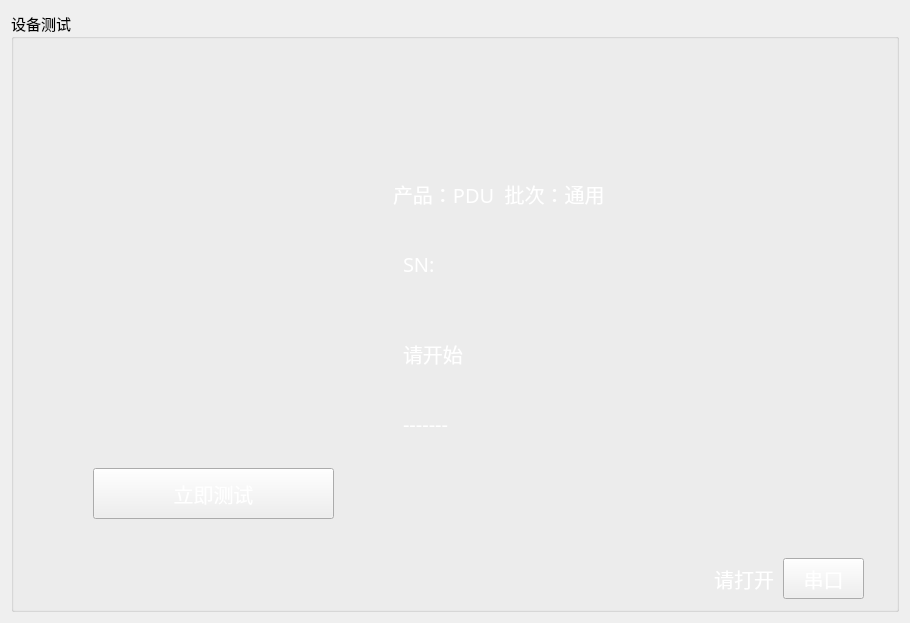
Old version of the form SafetyTest/common/testcom/testresultwid.ui in the repository ChinaClever/CleverTool.
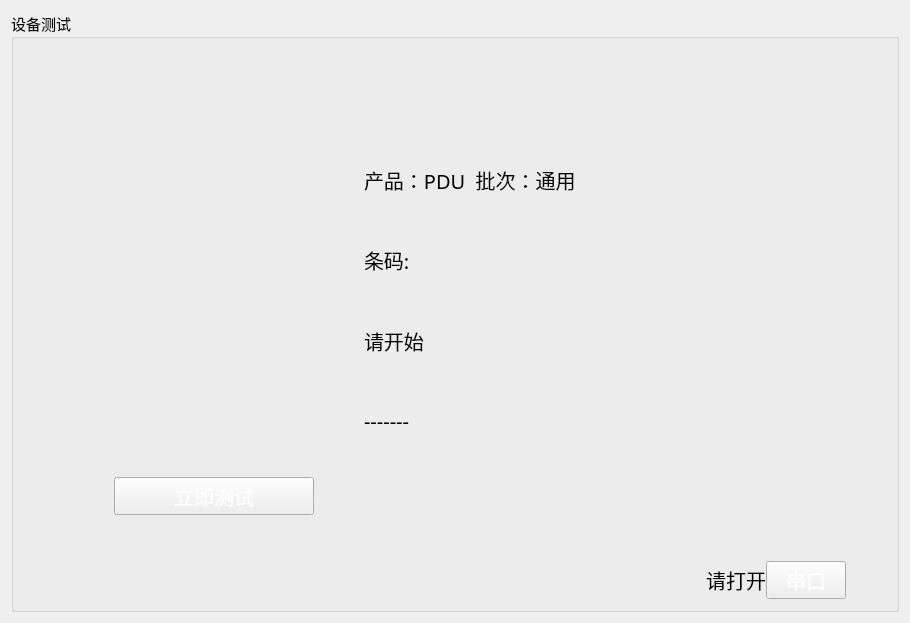
New version of the form. Icons and pictures are not drawn. Custom widgets are drawn as their Qt base class.

Patch:
```diff
--- a/SafetyTest/common/testcom/testresultwid.ui
+++ b/SafetyTest/common/testcom/testresultwid.ui
@@ -10,6 +10,11 @@
     <height>623</height>
    </rect>
   </property>
+  <property name="font">
+   <font>
+    <family>微软雅黑</family>
+   </font>
+  </property>
   <property name="windowTitle">
    <string>Form</string>
   </property>
@@ -31,8 +36,23 @@
      <property name="title">
       <string>设备测试</string>
      </property>
-     <layout class="QGridLayout" name="gridLayout">
-      <item row="0" column="0">
+     <layout class="QVBoxLayout" name="verticalLayout_4">
+      <property name="spacing">
+       <number>0</number>
+      </property>
+      <property name="leftMargin">
+       <number>0</number>
+      </property>
+      <property name="topMargin">
+       <number>0</number>
+      </property>
+      <property name="rightMargin">
+       <number>0</number>
+      </property>
+      <property name="bottomMargin">
+       <number>0</number>
+      </property>
+      <item>
        <widget class="QWidget" name="widget" native="true">
         <property name="font">
          <font>
@@ -44,8 +64,13 @@
          </font>
         </property>
         <property name="styleSheet">
-         <string notr="true">QWidget#widget{border-image: url(:/image/resultpix.jpg);border-radius:5px;}
+         <string notr="true">QWidget#widget{border-radius:5px;}
 QWidget{font: 15pt &quot;微软雅黑&quot;; color:white;}
+QWidget#snLab{font: 15pt &quot;微软雅黑&quot;; color:black;}
+QWidget#itemNumLab{font: 15pt &quot;微软雅黑&quot;; color:black;}
+QWidget#statusLab{font: 15pt &quot;微软雅黑&quot;; color:black;}
+QWidget#titleTab{font: 15pt &quot;微软雅黑&quot;; color:black;}
+QWidget#serialLab{font: 15pt &quot;微软雅黑&quot;; color:black;}
 QProgressBar {
    border:2px solid blue;
    background-color:transparent;
@@ -54,67 +79,97 @@
 }
 </string>
         </property>
+        <layout class="QVBoxLayout" name="verticalLayout_3" stretch="10,1">
+         <property name="spacing">
+          <number>0</number>
+         </property>
+         <property name="leftMargin">
+          <number>0</number>
+         </property>
+         <property name="topMargin">
+          <number>0</number>
+         </property>
+         <property name="rightMargin">
+          <number>0</number>
+         </property>
+         <property name="bottomMargin">
+          <number>0</number>
+         </property>
+         <item>
+          <layout class="QHBoxLayout" name="horizontalLayout" stretch="3,5">
+           <item>
+            <layout class="QVBoxLayout" name="verticalLayout">
+             <property name="spacing">
+              <number>0</number>
+             </property>
+             <property name="leftMargin">
+              <number>100</number>
+             </property>
+             <property name="bottomMargin">
+              <number>0</number>
+             </property>
+             <item>
         <widget class="ProgressBarWater" name="progressBarWater">
-         <property name="geometry">
-          <rect>
-           <x>59</x>
-           <y>159</y>
-           <width>261</width>
-           <height>241</height>
-          </rect>
-         </property>
-        </widget>
+               <property name="sizePolicy">
+                <sizepolicy hsizetype="Preferred" vsizetype="Fixed">
+                 <horstretch>0</horstretch>
+                 <verstretch>0</verstretch>
+                </sizepolicy>
+               </property>
+               <property name="minimumSize">
+                <size>
+                 <width>0</width>
+                 <height>350</height>
+                </size>
+               </property>
+              </widget>
+             </item>
+             <item>
         <widget class="QPushButton" name="startBtn">
-         <property name="geometry">
-          <rect>
-           <x>70</x>
-           <y>420</y>
-           <width>241</width>
-           <height>51</height>
-          </rect>
+               <property name="sizePolicy">
+                <sizepolicy hsizetype="Fixed" vsizetype="Fixed">
+                 <horstretch>0</horstretch>
+                 <verstretch>0</verstretch>
+                </sizepolicy>
+               </property>
+               <property name="minimumSize">
+                <size>
+                 <width>200</width>
+                 <height>0</height>
+                </size>
+               </property>
+               <property name="maximumSize">
+                <size>
+                 <width>200</width>
+                 <height>16777215</height>
+                </size>
+               </property>
+               <property name="layoutDirection">
+                <enum>Qt::LeftToRight</enum>
          </property>
          <property name="text">
           <string>立即测试</string>
          </property>
         </widget>
-        <widget class="QPushButton" name="comBtn">
-         <property name="geometry">
-          <rect>
-           <x>760</x>
-           <y>510</y>
-           <width>81</width>
-           <height>41</height>
-          </rect>
-         </property>
-         <property name="text">
-          <string>串口</string>
-         </property>
-        </widget>
-        <widget class="QLabel" name="serialLab">
-         <property name="geometry">
-          <rect>
-           <x>590</x>
-           <y>510</y>
-           <width>161</width>
-           <height>41</height>
-          </rect>
-         </property>
-         <property name="text">
-          <string>请打开</string>
-         </property>
-         <property name="alignment">
-          <set>Qt::AlignRight|Qt::AlignTrailing|Qt::AlignVCenter</set>
-         </property>
-        </widget>
+             </item>
+            </layout>
+           </item>
+           <item>
+            <layout class="QVBoxLayout" name="verticalLayout_2">
+             <property name="spacing">
+              <number>0</number>
+             </property>
+             <property name="leftMargin">
+              <number>50</number>
+             </property>
+             <property name="topMargin">
+              <number>100</number>
+             </property>
+             <property name="bottomMargin">
+              <number>100</number>
+             </property>
+             <item>
         <widget class="QLabel" name="titleTab">
-         <property name="geometry">
-          <rect>
-           <x>370</x>
-           <y>130</y>
-           <width>481</width>
-           <height>32</height>
-          </rect>
-         </property>
          <property name="font">
           <font>
            <family>微软雅黑</family>
@@ -140,15 +195,9 @@
           <set>Qt::AlignLeading|Qt::AlignLeft|Qt::AlignVCenter</set>
          </property>
         </widget>
+             </item>
+             <item>
         <widget class="QLabel" name="snLab">
-         <property name="geometry">
-          <rect>
-           <x>380</x>
-           <y>200</y>
-           <width>461</width>
-           <height>32</height>
-          </rect>
-         </property>
          <property name="font">
           <font>
            <family>微软雅黑</family>
@@ -159,21 +208,15 @@
           </font>
          </property>
          <property name="text">
-          <string>SN:</string>
+                <string>条码:</string>
          </property>
          <property name="alignment">
           <set>Qt::AlignLeading|Qt::AlignLeft|Qt::AlignVCenter</set>
          </property>
         </widget>
+             </item>
+             <item>
         <widget class="QLabel" name="statusLab">
-         <property name="geometry">
-          <rect>
-           <x>380</x>
-           <y>290</y>
-           <width>461</width>
-           <height>32</height>
-          </rect>
-         </property>
          <property name="font">
           <font>
            <family>微软雅黑</family>
@@ -190,15 +233,9 @@
           <set>Qt::AlignLeading|Qt::AlignLeft|Qt::AlignVCenter</set>
          </property>
         </widget>
+             </item>
+             <item>
         <widget class="QLabel" name="itemNumLab">
-         <property name="geometry">
-          <rect>
-           <x>380</x>
-           <y>360</y>
-           <width>461</width>
-           <height>32</height>
-          </rect>
-         </property>
          <property name="font">
           <font>
            <family>微软雅黑</family>
@@ -215,6 +252,51 @@
           <set>Qt::AlignLeading|Qt::AlignLeft|Qt::AlignVCenter</set>
          </property>
         </widget>
+             </item>
+            </layout>
+           </item>
+          </layout>
+         </item>
+         <item>
+          <layout class="QHBoxLayout" name="horizontalLayout_2">
+           <property name="rightMargin">
+            <number>50</number>
+           </property>
+           <property name="bottomMargin">
+            <number>10</number>
+           </property>
+           <item>
+            <widget class="QLabel" name="serialLab">
+             <property name="sizePolicy">
+              <sizepolicy hsizetype="Preferred" vsizetype="Fixed">
+               <horstretch>0</horstretch>
+               <verstretch>0</verstretch>
+              </sizepolicy>
+             </property>
+             <property name="text">
+              <string>请打开</string>
+             </property>
+             <property name="alignment">
+              <set>Qt::AlignRight|Qt::AlignTrailing|Qt::AlignVCenter</set>
+             </property>
+            </widget>
+           </item>
+           <item>
+            <widget class="QPushButton" name="comBtn">
+             <property name="sizePolicy">
+              <sizepolicy hsizetype="Fixed" vsizetype="Fixed">
+               <horstretch>0</horstretch>
+               <verstretch>0</verstretch>
+              </sizepolicy>
+             </property>
+             <property name="text">
+              <string>串口</string>
+             </property>
+            </widget>
+           </item>
+          </layout>
+         </item>
+        </layout>
        </widget>
       </item>
      </layout>
```
Lines whose indentation alone changed are shown as unchanged.
